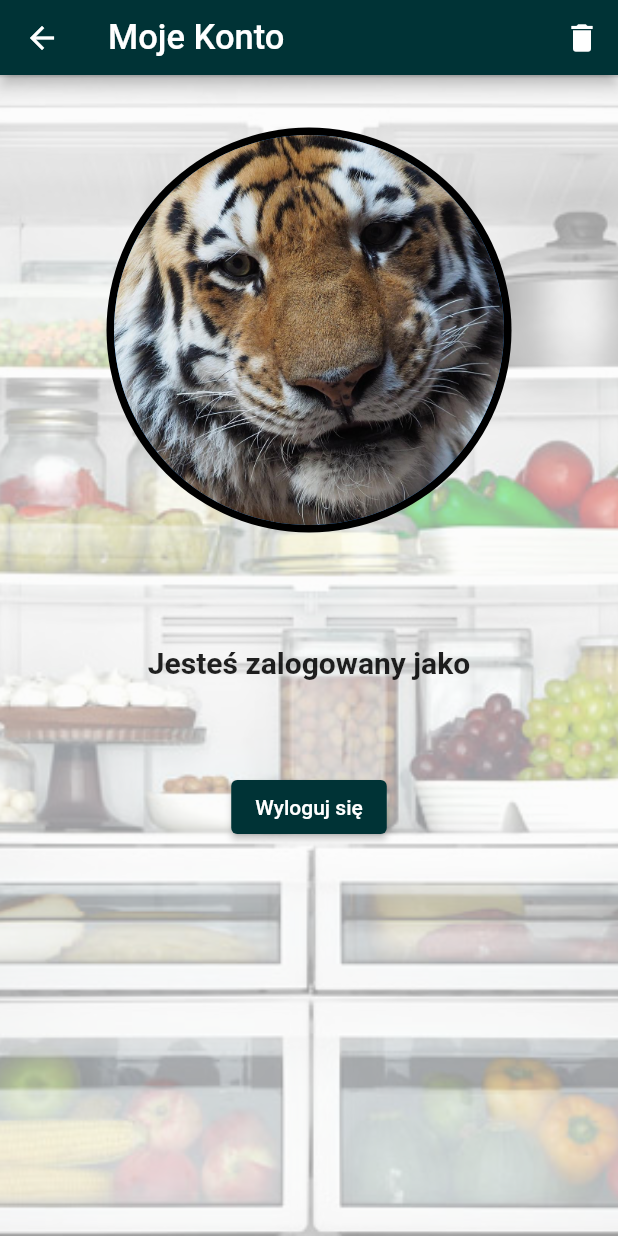
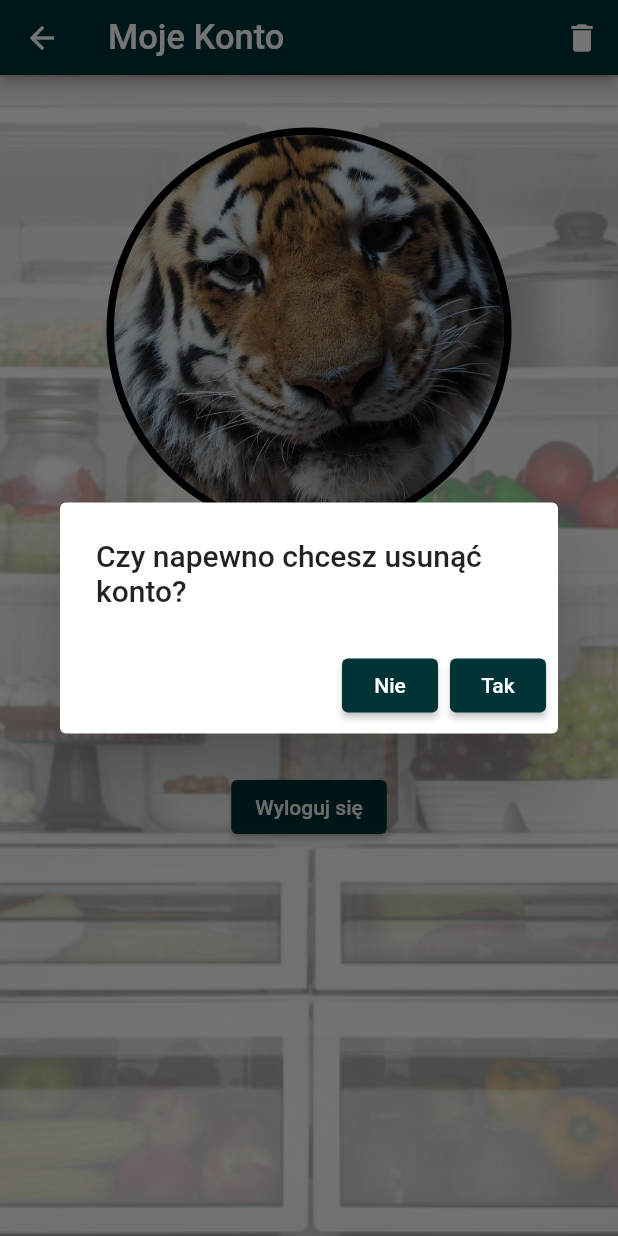
Before and after one commit to lukaszhak/moja_lodowka, a Flutter app: the MyAccountPage screen opened directly with empty values, after a tap on the "delete" icon, on a phone screen of 412 x 824 dp. Run offline on Flutter 3.47's test engine with Material 2 defaults, Android fonts, the phone set to English and light mode, and no system bars; our stand-ins replace bloc, cloud_firestore, dio, firebase_auth, firebase_core, flutter_bloc and 4 more; accounts and stored records are empty; generated files the repository leaves out were written again.

Commit message:
Add showdialog with confirmation when deleting account

```diff
--- a/lib/features/home/pages/my_account_page/my_account_page.dart
+++ b/lib/features/home/pages/my_account_page/my_account_page.dart
@@ -1,6 +1,8 @@
 import 'package:flutter/material.dart';
 import 'package:flutter_bloc/flutter_bloc.dart';
+import 'package:moja_lodowka/app/app.dart';
 import 'package:moja_lodowka/app/cubit/root_cubit.dart';
+import 'package:moja_lodowka/features/login/login_page/login_page.dart';
 
 class MyAccountPage extends StatelessWidget {
   const MyAccountPage({
@@ -16,8 +18,40 @@ class MyAccountPage extends StatelessWidget {
       appBar: AppBar(
         actions: [
           IconButton(
-            onPressed: () {},
-            icon: Icon(Icons.delete),
+            onPressed: () {
+              showDialog(
+                  context: context,
+                  builder: (context) => AlertDialog(
+                        actions: [
+                          ElevatedButton(
+                            onPressed: () {
+                              Navigator.of(context).pop();
+                            },
+                            style: ElevatedButton.styleFrom(
+                                primary: const Color.fromARGB(255, 0, 51, 54)),
+                            child: const Text('Nie'),
+                          ),
+                          ElevatedButton(
+                            onPressed: () {
+                              context
+                                  .read<RootCubit>()
+                                  .deleteAccount()
+                                  .whenComplete(() => Navigator.of(context)
+                                      .pushAndRemoveUntil(
+                                          MaterialPageRoute(
+                                              builder: (context) =>
+                                                  const RootPage()),
+                                          (Route<dynamic> route) => false));
+                            },
+                            style: ElevatedButton.styleFrom(
+                                primary: const Color.fromARGB(255, 0, 51, 54)),
+                            child: const Text('Tak'),
+                          ),
+                        ],
+                        title: const Text('Czy napewno chcesz usunąć konto?'),
+                      ));
+            },
+            icon: const Icon(Icons.delete),
           ),
         ],
         backgroundColor: const Color.fromARGB(255, 0, 51, 54),
```
